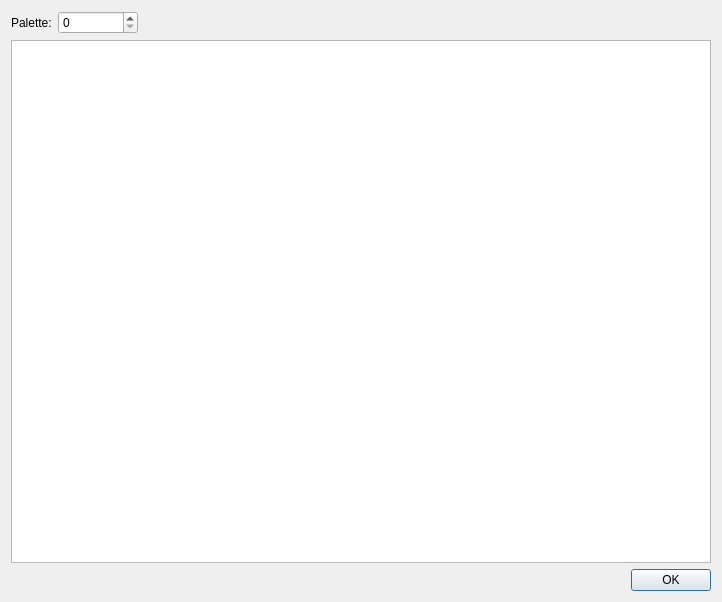
Before: the Qt Designer form vramview.ui in mehome/derpdrive, drawn with Qt 5.
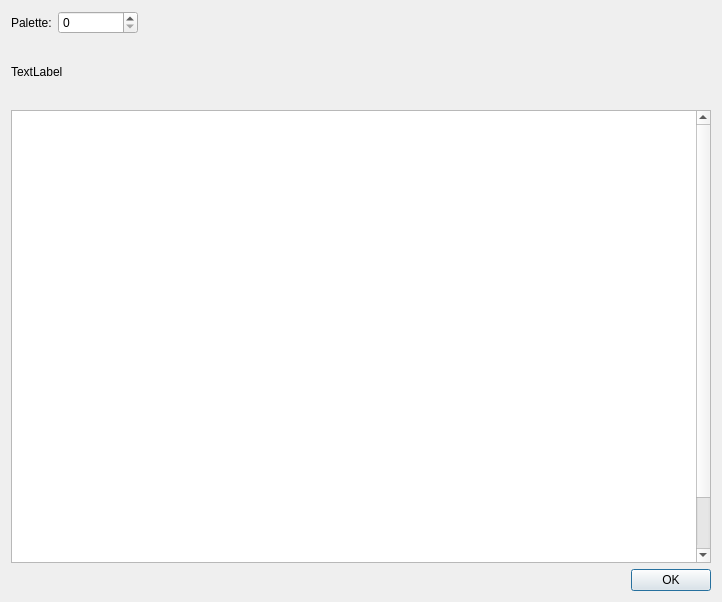
After: the same form once the commit is applied.

The edit to the form file:
```diff
--- a/vramview.ui
+++ b/vramview.ui
@@ -51,6 +51,22 @@
      </item>
     </layout>
    </item>
+   <item>
+    <widget class="QLabel" name="cramImage">
+     <property name="minimumSize">
+      <size>
+       <width>0</width>
+       <height>64</height>
+      </size>
+     </property>
+     <property name="text">
+      <string>TextLabel</string>
+     </property>
+     <property name="scaledContents">
+      <bool>false</bool>
+     </property>
+    </widget>
+   </item>
    <item>
     <widget class="QGraphicsView" name="graphicsView">
      <property name="sceneRect">
```
